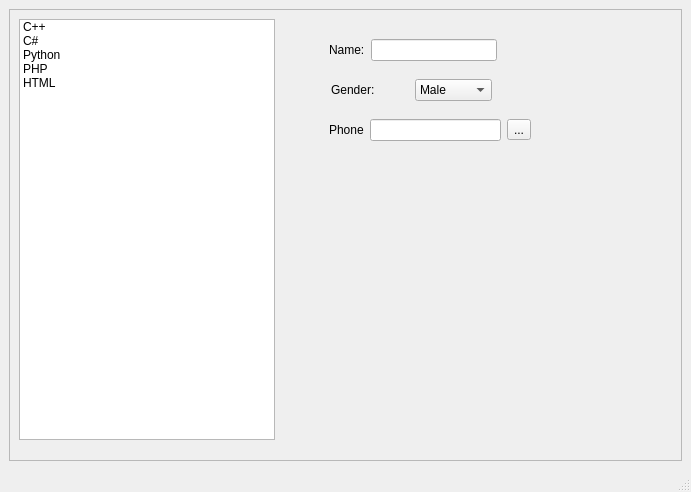
Qt form QT-Formulario/formulario.ui (brian-emarquez/Python-Course) before a commit.
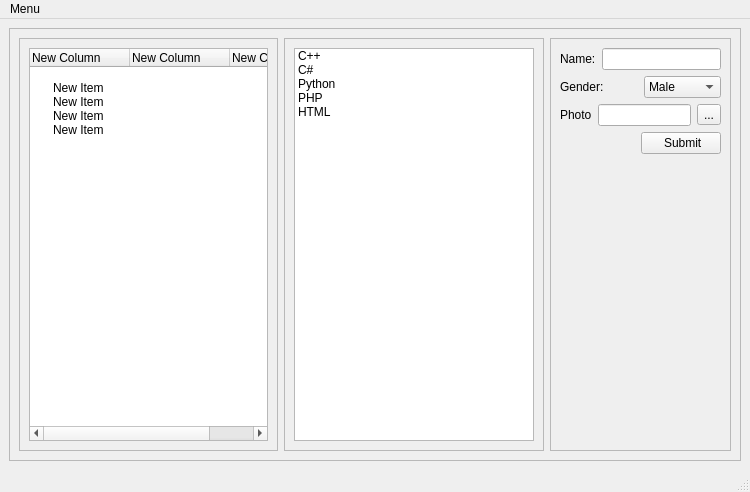
The same form after that commit. Icons and pictures are not drawn.

Commit message: feat Actualizacion de QT formulario

```diff
--- a/QT-Formulario/formulario.ui
+++ b/QT-Formulario/formulario.ui
@@ -6,7 +6,7 @@
    <rect>
     <x>0</x>
     <y>0</y>
-    <width>691</width>
+    <width>750</width>
     <height>492</height>
    </rect>
   </property>
@@ -15,7 +15,7 @@
   </property>
   <widget class="QWidget" name="centralwidget">
    <layout class="QGridLayout" name="gridLayout">
-    <item row="0" column="1">
+    <item row="0" column="0">
      <widget class="QFrame" name="frame">
       <property name="frameShape">
        <enum>QFrame::StyledPanel</enum>
@@ -23,15 +23,159 @@
       <property name="frameShadow">
        <enum>QFrame::Raised</enum>
       </property>
+      <layout class="QGridLayout" name="gridLayout_5">
+       <item row="0" column="0">
+        <widget class="QFrame" name="frame_4">
+         <property name="frameShape">
+          <enum>QFrame::StyledPanel</enum>
+         </property>
+         <property name="frameShadow">
+          <enum>QFrame::Raised</enum>
+         </property>
+         <layout class="QGridLayout" name="gridLayout_4">
+          <item row="0" column="0">
+           <widget class="QTreeWidget" name="treeWidget">
+            <column>
+             <property name="text">
+              <string>New Column</string>
+             </property>
+            </column>
+            <column>
+             <property name="text">
+              <string>New Column</string>
+             </property>
+            </column>
+            <column>
+             <property name="text">
+              <string>New Column</string>
+             </property>
+            </column>
+            <item>
+             <property name="text">
+              <string/>
+             </property>
+             <property name="text">
+              <string/>
+             </property>
+             <property name="text">
+              <string/>
+             </property>
+            </item>
+            <item>
+             <property name="text">
+              <string>New Item</string>
+             </property>
+             <property name="text">
+              <string/>
+             </property>
+             <property name="text">
+              <string/>
+             </property>
+            </item>
+            <item>
+             <property name="text">
+              <string>New Item</string>
+             </property>
+             <property name="text">
+              <string/>
+             </property>
+             <property name="text">
+              <string/>
+             </property>
+            </item>
+            <item>
+             <property name="text">
+              <string>New Item</string>
+             </property>
+             <property name="text">
+              <string/>
+             </property>
+             <property name="text">
+              <string/>
+             </property>
+            </item>
+            <item>
+             <property name="text">
+              <string>New Item</string>
+             </property>
+             <property name="text">
+              <string/>
+             </property>
+             <property name="text">
+              <string/>
+             </property>
+            </item>
+            <item>
+             <property name="text">
+              <string/>
+             </property>
+             <property name="text">
+              <string/>
+             </property>
+             <property name="text">
+              <string/>
+             </property>
+            </item>
+            <item>
+             <property name="text">
+              <string/>
+             </property>
+             <property name="text">
+              <string/>
+             </property>
+             <property name="text">
+              <string/>
+             </property>
+            </item>
+            <item>
+             <property name="text">
+              <string/>
+             </property>
+             <property name="text">
+              <string/>
+             </property>
+             <property name="text">
+              <string/>
+             </property>
+            </item>
+            <item>
+             <property name="text">
+              <string/>
+             </property>
+             <property name="text">
+              <string/>
+             </property>
+             <property name="text">
+              <string/>
+             </property>
+            </item>
+            <item>
+             <property name="text">
+              <string/>
+             </property>
+             <property name="text">
+              <string/>
+             </property>
+             <property name="text">
+              <string/>
+             </property>
+            </item>
+           </widget>
+          </item>
+         </layout>
+        </widget>
+       </item>
+       <item row="0" column="1">
+        <widget class="QFrame" name="frame_3">
+         <property name="frameShape">
+          <enum>QFrame::StyledPanel</enum>
+         </property>
+         <property name="frameShadow">
+          <enum>QFrame::Raised</enum>
+         </property>
+         <layout class="QGridLayout" name="gridLayout_2">
+          <item row="0" column="0">
       <widget class="QListWidget" name="listWidget">
-       <property name="geometry">
-        <rect>
-         <x>10</x>
-         <y>10</y>
-         <width>256</width>
-         <height>421</height>
-        </rect>
-       </property>
        <item>
         <property name="text">
          <string>C++</string>
@@ -58,15 +202,20 @@
         </property>
        </item>
       </widget>
-      <widget class="QWidget" name="">
-       <property name="geometry">
-        <rect>
-         <x>320</x>
-         <y>30</y>
-         <width>168</width>
-         <height>22</height>
-        </rect>
-       </property>
+          </item>
+         </layout>
+        </widget>
+       </item>
+       <item row="0" column="2">
+        <widget class="QFrame" name="frame_2">
+         <property name="frameShape">
+          <enum>QFrame::StyledPanel</enum>
+         </property>
+         <property name="frameShadow">
+          <enum>QFrame::Raised</enum>
+         </property>
+         <layout class="QGridLayout" name="gridLayout_3">
+          <item row="0" column="0" colspan="2">
        <layout class="QHBoxLayout" name="horizontalLayout">
         <item>
          <widget class="QLabel" name="label">
@@ -83,16 +232,8 @@
          </widget>
         </item>
        </layout>
-      </widget>
-      <widget class="QWidget" name="">
-       <property name="geometry">
-        <rect>
-         <x>322</x>
-         <y>70</y>
-         <width>161</width>
-         <height>22</height>
-        </rect>
-       </property>
+          </item>
+          <item row="1" column="0" colspan="2">
        <layout class="QHBoxLayout" name="horizontalLayout_2">
         <item>
          <widget class="QLabel" name="label_2">
@@ -116,21 +257,13 @@
          </widget>
         </item>
        </layout>
-      </widget>
-      <widget class="QWidget" name="">
-       <property name="geometry">
-        <rect>
-         <x>320</x>
-         <y>110</y>
-         <width>202</width>
-         <height>22</height>
-        </rect>
-       </property>
+          </item>
+          <item row="2" column="0" colspan="2">
        <layout class="QHBoxLayout" name="horizontalLayout_3">
         <item>
          <widget class="QLabel" name="label_3">
           <property name="text">
-           <string>Phone</string>
+               <string>Photo</string>
           </property>
          </widget>
         </item>
@@ -145,7 +278,60 @@
          </widget>
         </item>
        </layout>
-      </widget>
+          </item>
+          <item row="3" column="0">
+           <spacer name="horizontalSpacer">
+            <property name="orientation">
+             <enum>Qt::Horizontal</enum>
+            </property>
+            <property name="sizeHint" stdset="0">
+             <size>
+              <width>92</width>
+              <height>20</height>
+             </size>
+            </property>
+           </spacer>
+          </item>
+          <item row="3" column="1">
+           <widget class="QPushButton" name="pushButton">
+            <property name="maximumSize">
+             <size>
+              <width>80</width>
+              <height>16777215</height>
+             </size>
+            </property>
+            <property name="text">
+             <string> Submit</string>
+            </property>
+            <property name="icon">
+             <iconset resource="icons.qrc">
+              <normaloff>:/images/images/check.png</normaloff>:/images/images/check.png</iconset>
+            </property>
+            <property name="iconSize">
+             <size>
+              <width>13</width>
+              <height>13</height>
+             </size>
+            </property>
+           </widget>
+          </item>
+          <item row="4" column="1">
+           <spacer name="verticalSpacer">
+            <property name="orientation">
+             <enum>Qt::Vertical</enum>
+            </property>
+            <property name="sizeHint" stdset="0">
+             <size>
+              <width>20</width>
+              <height>40</height>
+             </size>
+            </property>
+           </spacer>
+          </item>
+         </layout>
+        </widget>
+       </item>
+      </layout>
      </widget>
     </item>
    </layout>
@@ -155,10 +341,18 @@
     <rect>
      <x>0</x>
      <y>0</y>
-     <width>691</width>
+     <width>750</width>
      <height>21</height>
     </rect>
    </property>
+   <widget class="QMenu" name="menuMenu">
+    <property name="title">
+     <string>Menu</string>
+    </property>
+    <addaction name="actionClose"/>
+    <addaction name="actionReloaded"/>
+   </widget>
+   <addaction name="menuMenu"/>
   </widget>
   <widget class="QStatusBar" name="statusbar"/>
  </widget>
```
Left out of the diff: 22 changed lines with no effect on the pictures. Lines whose indentation alone changed are shown as unchanged. The commit also changes 11 other files.
